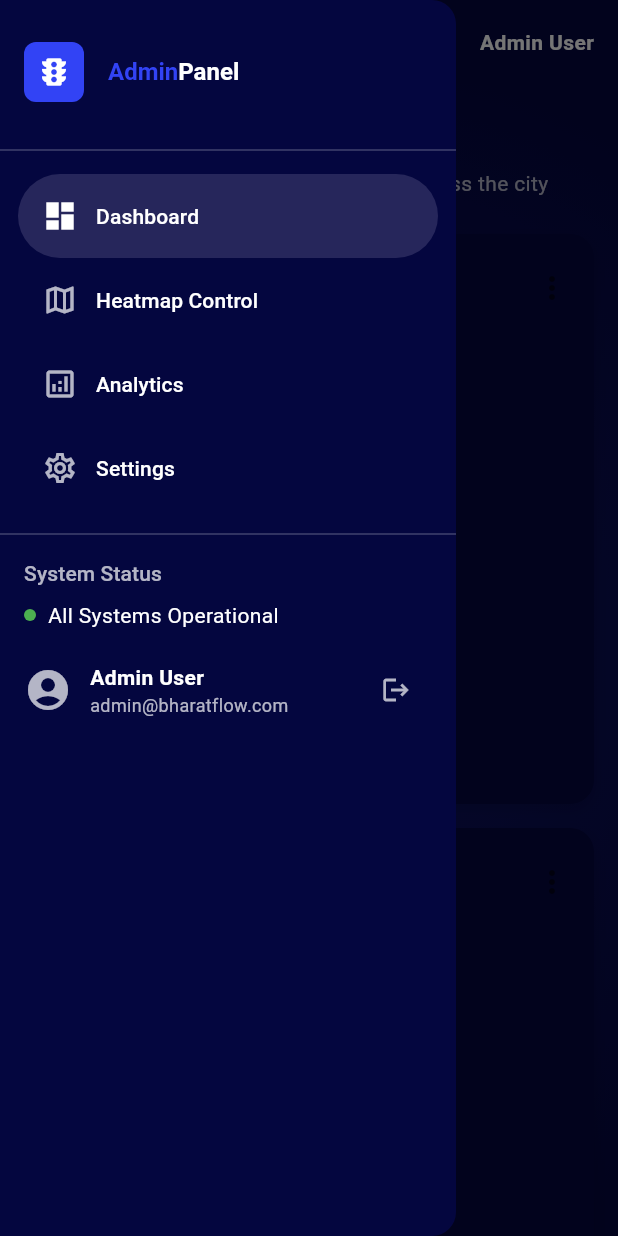
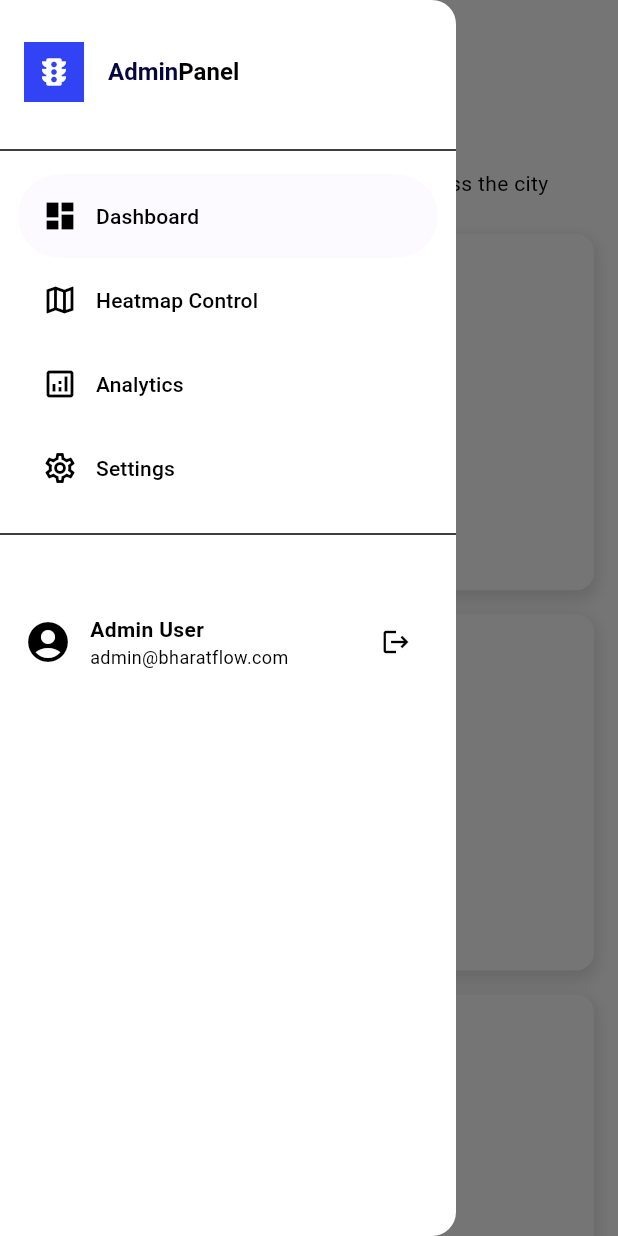
Before and after one commit to KGD2417/BharatFlow, a Flutter app: the AdminDashboard screen opened directly, with the side drawer open, on a phone screen of 412 x 824 dp. Run offline on Flutter 3.47's test engine with Material 3 defaults, Android fonts, the phone set to English and light mode, and no system bars; our stand-ins replace fl_chart, supabase_flutter, universal_platform; accounts and stored records are empty.

Commit message:
New Update Admin

```diff
--- a/app/bharatflow/lib/adminmain.dart
+++ b/app/bharatflow/lib/adminmain.dart
@@ -67,7 +67,7 @@ class _AdminDashboardState extends State<AdminDashboard> {
               TextSpan(
                 text: 'Bharat',
                 style: TextStyle(
-                  color: const Color(0xFF3243f5),
+                  color: const Color(0xFF04063f),
                   fontWeight: FontWeight.bold,
                   fontSize: Theme.of(context).textTheme.titleLarge?.fontSize,
                 ),
@@ -75,7 +75,7 @@ class _AdminDashboardState extends State<AdminDashboard> {
               TextSpan(
                 text: 'Flow',
                 style: TextStyle(
-                  color: Colors.white,
+                  color: Colors.blueAccent,
                   fontWeight: FontWeight.bold,
                   fontSize: Theme.of(context).textTheme.titleLarge?.fontSize,
                 ),
@@ -83,7 +83,7 @@ class _AdminDashboardState extends State<AdminDashboard> {
             ],
           ),
         ),
-        backgroundColor: const Color(0xFF04063f),
+        backgroundColor: const Color(0xffffffff),
         actions: [
           IconButton(
             icon: const Icon(Icons.notifications_outlined, color: Colors.white),
--- a/app/bharatflow/lib/components/sidebar.dart
+++ b/app/bharatflow/lib/components/sidebar.dart
@@ -19,7 +19,7 @@ class AppSidebar extends StatelessWidget {
       selectedIndex: selectedIndex,
       onDestinationSelected: onItemSelected,
       elevation: isDesktop ? 0 : 1,
-      backgroundColor: const Color(0xFF04063f),
+      backgroundColor: const Color(0xffffffff),
       children: [
         Padding(
           padding: const EdgeInsets.fromLTRB(16, 28, 16, 16),
@@ -30,7 +30,7 @@ class AppSidebar extends StatelessWidget {
                 height: 40,
                 decoration: BoxDecoration(
                   color: const Color(0xFF3243f5),
-                  borderRadius: BorderRadius.circular(8),
+                  // borderRadius: BorderRadius.circular(0),
                 ),
                 child: const Icon(
                   Icons.traffic,
@@ -44,7 +44,7 @@ class AppSidebar extends StatelessWidget {
                     TextSpan(
                       text: 'Admin',
                       style: TextStyle(
-                        color: Color(0xFF3243f5),
+                        color: Color(0xFF04063f),
                         fontWeight: FontWeight.bold,
                         fontSize: 16,
                       ),
@@ -52,7 +52,7 @@ class AppSidebar extends StatelessWidget {
                     TextSpan(
                       text: 'Panel',
                       style: TextStyle(
-                        color: Colors.white,
+                        color: Colors.black,
                         fontWeight: FontWeight.bold,
                         fontSize: 16,
                       ),
@@ -64,39 +64,39 @@ class AppSidebar extends StatelessWidget {
           ),
         ),
         const SizedBox(height: 8),
-        const Divider(color: Colors.white24),
+        const Divider(color: Colors.black),
         const SizedBox(height: 8),
         NavigationDrawerDestination(
-          icon: const Icon(Icons.dashboard_outlined, color: Colors.white70),
-          selectedIcon: const Icon(Icons.dashboard, color: Colors.white),
-          label: const Text('Dashboard', style: TextStyle(color: Colors.white)),
+          icon: const Icon(Icons.dashboard_outlined, color: Colors.black),
+          selectedIcon: const Icon(Icons.dashboard, color: Colors.black),
+          label: const Text('Dashboard', style: TextStyle(color: Colors.black)),
         ),
         NavigationDrawerDestination(
-          icon: const Icon(Icons.map_outlined, color: Colors.white70),
-          selectedIcon: const Icon(Icons.map, color: Colors.white),
-          label: const Text('Heatmap Control', style: TextStyle(color: Colors.white)),
+          icon: const Icon(Icons.map_outlined, color: Colors.black),
+          selectedIcon: const Icon(Icons.map, color: Colors.black),
+          label: const Text('Heatmap Control', style: TextStyle(color: Colors.black)),
         ),
         NavigationDrawerDestination(
-          icon: const Icon(Icons.analytics_outlined, color: Colors.white70),
-          selectedIcon: const Icon(Icons.analytics, color: Colors.white),
-          label: const Text('Analytics', style: TextStyle(color: Colors.white)),
+          icon: const Icon(Icons.analytics_outlined, color: Colors.black),
+          selectedIcon: const Icon(Icons.analytics, color: Colors.black),
+          label: const Text('Analytics', style: TextStyle(color: Colors.black)),
         ),
         NavigationDrawerDestination(
-          icon: const Icon(Icons.settings_outlined, color: Colors.white70),
-          selectedIcon: const Icon(Icons.settings, color: Colors.white),
-          label: const Text('Settings', style: TextStyle(color: Colors.white)),
+          icon: const Icon(Icons.settings_outlined, color: Colors.black),
+          selectedIcon: const Icon(Icons.settings, color: Colors.black),
+          label: const Text('Settings', style: TextStyle(color: Colors.black)),
         ),
         const SizedBox(height: 8),
-        const Divider(color: Colors.white24),
+        const Divider(color: Colors.black),
         const SizedBox(height: 8),
         Padding(
           padding: const EdgeInsets.symmetric(horizontal: 16),
-          child: Text(
-            'System Status',
-            style: theme.textTheme.titleSmall?.copyWith(
-              color: Colors.white70,
-            ),
-          ),
+          // child: Text(
+          //   'System Status',
+          //   style: theme.textTheme.titleSmall?.copyWith(
+          //     color: Colors.black,
+          //   ),
+          // ),
         ),
         const SizedBox(height: 8),
         Padding(
@@ -107,15 +107,15 @@ class AppSidebar extends StatelessWidget {
                 width: 8,
                 height: 8,
                 decoration: BoxDecoration(
-                  color: Colors.green,
-                  borderRadius: BorderRadius.circular(4),
+                  // color: Colors.green,
+                  // borderRadius: BorderRadius.circular(4),
                 ),
               ),
               const SizedBox(width: 8),
-              const Text(
-                'All Systems Operational',
-                style: TextStyle(color: Colors.white),
-              ),
+              // const Text(
+              //   'All Systems Operational',
+              //   style: TextStyle(color: Colors.black),
+              // ),
             ],
           ),
         ),
@@ -127,7 +127,7 @@ class AppSidebar extends StatelessWidget {
               const Icon(
                 Icons.account_circle,
                 size: 32,
-                color: Colors.white70,
+                color: Colors.black,
               ),
               const SizedBox(width: 12),
               Expanded(
@@ -138,14 +138,14 @@ class AppSidebar extends StatelessWidget {
                     const Text(
                       'Admin User',
                       style: TextStyle(
-                        color: Colors.white,
+                        color: Colors.black,
                         fontWeight: FontWeight.bold,
                       ),
                     ),
                     Text(
                       'admin@bharatflow.com',
                       style: TextStyle(
-                        color: Colors.white70,
+                        color: Colors.black,
                         fontSize: 12,
                       ),
                     ),
@@ -153,7 +153,7 @@ class AppSidebar extends StatelessWidget {
                 ),
               ),
               IconButton(
-                icon: const Icon(Icons.logout, size: 20, color: Colors.white70),
+                icon: const Icon(Icons.logout, size: 20, color: Colors.black),
                 onPressed: () {},
               ),
             ],
--- a/app/bharatflow/lib/components/stat_card.dart
+++ b/app/bharatflow/lib/components/stat_card.dart
@@ -45,7 +45,7 @@ class StatCard extends StatelessWidget {
               Container(
                 padding: const EdgeInsets.all(8),
                 decoration: BoxDecoration(
-                  color: backgroundColor ?? const Color(0xFFEADDFF),
+                  color: backgroundColor ?? const Color(0xFF04063f),
                   borderRadius: BorderRadius.circular(8),
                 ),
                 child: Icon(
--- a/app/bharatflow/lib/pages/admin_page.dart
+++ b/app/bharatflow/lib/pages/admin_page.dart
@@ -52,6 +52,7 @@ class _AdminLoginPageState extends State<AdminLoginPage> {
                       labelText: 'Email',
                       prefixIcon: Icon(Icons.email),
                       border: OutlineInputBorder(),
+
                     ),
                     keyboardType: TextInputType.emailAddress,
                   ),
@@ -87,7 +88,7 @@ class _AdminLoginPageState extends State<AdminLoginPage> {
                         String email = _emailController.text;
                         String password = _passwordController.text;
 
-                        if (email == 'admin@gmail.com' && password == 'admin123') {
+                        if (email == 'ad' && password == '1') {
                           ScaffoldMessenger.of(context).showSnackBar(
                             const SnackBar(content: Text('Login successful')),
                           );
--- a/app/bharatflow/lib/pages/dashboard_page.dart
+++ b/app/bharatflow/lib/pages/dashboard_page.dart
@@ -17,10 +17,46 @@ class _DashboardPageState extends State<DashboardPage> {
   @override
   Widget build(BuildContext context) {
     final isDesktop = MediaQuery.of(context).size.width >= 1100;
-    final isTablet = MediaQuery.of(context).size.width >= 650 && MediaQuery.of(context).size.width < 1100;
+    final isTablet =
+        MediaQuery.of(context).size.width >= 650 && MediaQuery.of(context).size.width < 1100;
+
+    final stats = [
+      {
+        "title": "Travel time per 10 km",
+        "value": "18 min 20 s",
+        "textcolor": Colors.blueAccent,
+        "subtext": "2 min 30 s above what's usual at this time",
+        "subtextColor": Color(0xFF04063f),
+        "bgColor": Colors.white,
+      },
+      {
+        "title": "Congestion level",
+        "value": "0%",
+        "textcolor": Colors.blueAccent,
+        "subtext": "0% usual for this time",
+        "subtextColor": Color(0xFF04063f),
+        "bgColor": Colors.white,
+      },
+      {
+        "title": "Speed",
+        "value": "32.7 km/h",
+        "textcolor": Colors.blueAccent,
+        "subtext": "5.2 km/h below what's usual at this time",
+        "subtextColor": Color(0xFF04063f),
+        "bgColor": Colors.white,
+      },
+      {
+        "title": "Traffic jams",
+        "value": "4\n1.7 km",
+        "textcolor": Colors.blueAccent,
+        "subtext": "Total count   Total length",
+        "subtextColor": Color(0xFF04063f),
+        "bgColor": Colors.white,
+      },
+    ];
 
     return Scaffold(
-      backgroundColor: Colors.transparent,
+      backgroundColor: Colors.white,
       body: SingleChildScrollView(
         padding: const EdgeInsets.all(16),
         child: Column(
@@ -30,55 +66,86 @@ class _DashboardPageState extends State<DashboardPage> {
               'Dashboard Overview',
               style: Theme.of(context).textTheme.headlineSmall?.copyWith(
                 fontWeight: FontWeight.bold,
-                color: Colors.white,
+                color: Colors.black,
               ),
             ),
             const SizedBox(height: 8),
             Text(
               'Monitor and manage traffic congestion across the city',
               style: Theme.of(context).textTheme.bodyMedium?.copyWith(
-                color: Colors.white70,
+                color: Colors.black,
               ),
             ),
             const SizedBox(height: 24),
 
             // Stats Cards
-            GridView.count(
-              crossAxisCount: isDesktop ? 4 : (isTablet ? 2 : 1),
-              crossAxisSpacing: 16,
-              mainAxisSpacing: 16,
+            GridView.builder(
+              padding: const EdgeInsets.all(0),
+              gridDelegate: SliverGridDelegateWithFixedCrossAxisCount(
+                crossAxisCount: isDesktop
+                    ? 4
+                    : isTablet
+                    ? 2
+                    : 1,
+                mainAxisSpacing: 16,
+                crossAxisSpacing: 16,
+                childAspectRatio: 1.6,
+              ),
               shrinkWrap: true,
               physics: const NeverScrollableScrollPhysics(),
-              children: const [
-                StatCard(
-                  title: 'Average Congestion',
-                  value: '42%',
-                  icon: Icons.speed,
-                  iconColor: Colors.orange,
-                  backgroundColor: Color(0xFFFFF3E0),
-                ),
-                StatCard(
-                  title: 'Signals Monitored',
-                  value: '128',
-                  icon: Icons.traffic,
-                  iconColor: Colors.green,
-                  backgroundColor: Color(0xFFE8F5E9),
-                ),
-                StatCard(
-                  title: 'Critical Zones',
-                  value: '3',
-                  icon: Icons.warning,
-                  iconColor: Colors.red,
-                  backgroundColor: Color(0xFFFFEBEE),
-                ),
-                StatCard(
-                  title: 'Last Update',
-                  value: '2 min ago',
-                  icon: Icons.update,
-                  iconColor: Colors.blue,
-                  backgroundColor: Color(0xFFE3F2FD),
-                ),
-              ],
+              itemCount: stats.length,
+              itemBuilder: (context, index) {
+                final item = stats[index];
+                return Container(
+                  padding: const EdgeInsets.all(16),
+                  decoration: BoxDecoration(
+                    color: item["bgColor"] as Color,
+                    borderRadius: BorderRadius.circular(12),
+                    boxShadow: [
+                      BoxShadow(
+                        color: Colors.grey.withOpacity(0.3),
+                        spreadRadius: 2,
+                        blurRadius: 8,
+                        offset: const Offset(0, 4),
+                      ),
+                    ],
+                  ),
+                  child: Column(
+                    crossAxisAlignment: CrossAxisAlignment.start,
+                    children: [
+                      Text(
+                        item["title"] as String,
+                        style: TextStyle(
+                          color: item["bgColor"] == Colors.white ? Colors.black : Colors.white70,
+                          fontSize: 14,
+                          fontWeight: FontWeight.w500,
+                        ),
+                      ),
+                      const SizedBox(height: 8),
+                      Text(
+                        item["value"] as String,
+                        style: TextStyle(
+                          color: item["textcolor"] != null
+                              ? item["textcolor"] as Color
+                              : (item["bgColor"] == Colors.white ? Colors.black : Colors.white),
+                          fontSize: 28,
+                          fontWeight: FontWeight.bold,
+                          height: 1.2,
+                        ),
+                      ),
+                      const Spacer(),
+                      Text(
+                        item["subtext"] as String,
+                        style: TextStyle(
+                          color: item["subtextColor"] as Color,
+                          fontSize: 12,
+                          fontWeight: FontWeight.w400,
+                        ),
+                      ),
+                    ],
+                  ),
+                );
+              },
             ),
 
             const SizedBox(height: 24),
@@ -130,48 +197,9 @@ class _DashboardPageState extends State<DashboardPage> {
 
             const SizedBox(height: 24),
 
-            // Traffic Incidents Section
-            // Card(
-            //   color: const Color(0xFF04063f), // Dark card color
-            //   elevation: 8,
-            //   shape: RoundedRectangleBorder(
-            //     borderRadius: BorderRadius.circular(16),
-            //   ),
-            //   child: Padding(
-            //     padding: const EdgeInsets.all(24),
-            //     child: Column(
-            //       crossAxisAlignment: CrossAxisAlignment.start,
-            //       children: [
-            //         Row(
-            //           children: [
-            //             // const Text(
-            //             //   'Traffic Incidents',
-            //             //   style: TextStyle(
-            //             //     fontWeight: FontWeight.bold,
-            //             //     fontSize: 22,
-            //             //     color: Colors.white,
-            //             //   ),
-            //             // ),
-            //             //
-            //
-            //             const Spacer(),
-            //             TextButton.icon(
-            //               style: TextButton.styleFrom(
-            //                 backgroundColor: Colors.blueAccent.withOpacity(0.2),
-            //                 shape: RoundedRectangleBorder(
-            //                   borderRadius: BorderRadius.circular(8),
-            //                 ),
-            //               ),
-            //               icon: const Icon(Icons.filter_list, color: Colors.blueAccent),
-            //               label: const Text('Filter', style: TextStyle(color: Colors.blueAccent)),
-            //               onPressed: () {},
-            //             ),
-            //           ],
-            //         ),
-            //
-            //         const SizedBox(height: 24),
+            // Traffic Incidents and Extra Chart
             Card(
-              color: const Color(0xFF04063f), // Dark card color
+              color: const Color(0xFF04063f),
               elevation: 8,
               shape: RoundedRectangleBorder(
                 borderRadius: BorderRadius.circular(16),
@@ -181,8 +209,6 @@ class _DashboardPageState extends State<DashboardPage> {
                 child: Column(
                   crossAxisAlignment: CrossAxisAlignment.start,
                   children: [
-                    const SizedBox(height: 24),
-
                     TextButton.icon(
                       style: TextButton.styleFrom(
                         backgroundColor: Colors.blueAccent.withOpacity(0.2),
@@ -194,9 +220,7 @@ class _DashboardPageState extends State<DashboardPage> {
                       label: const Text('Filter', style: TextStyle(color: Colors.blueAccent)),
                       onPressed: () {},
                     ),
-
-                    const SizedBox(height: 24), // Add some space after the button
-
+                    const SizedBox(height: 24),
                     SizedBox(
                       height: 400,
                       width: double.infinity,
@@ -214,11 +238,11 @@ class _DashboardPageState extends State<DashboardPage> {
                     ),
                     const SizedBox(height: 24),
 
-            // Recent Alerts - Only in heatmap view
+                    // Recent Alerts - Only in heatmap view
                     if (_currentMapView == MapViewType.heatmap)
                       Card(
                         elevation: 2,
-                        color: const Color(0xFF1A1C4A),
+                        color: const Color(0xFF0040BD),
                         shape: RoundedRectangleBorder(
                           borderRadius: BorderRadius.circular(12),
                         ),
--- a/app/bharatflow/lib/pages/settings_page.dart
+++ b/app/bharatflow/lib/pages/settings_page.dart
@@ -23,6 +23,8 @@ class _SettingsPageState extends State<SettingsPage> {
     final theme = Theme.of(context);
 
     return Scaffold(
+        backgroundColor: Color(0xffffffff),
+
       body: SingleChildScrollView(
         padding: const EdgeInsets.all(16),
         child: Column(
@@ -32,13 +34,14 @@ class _SettingsPageState extends State<SettingsPage> {
               'System Settings',
               style: theme.textTheme.headlineSmall?.copyWith(
                 fontWeight: FontWeight.bold,
+                color: Colors.black,
               ),
             ),
             const SizedBox(height: 8),
             Text(
               'Configure traffic management system settings',
               style: theme.textTheme.bodyMedium?.copyWith(
-                color: theme.colorScheme.onSurface.withOpacity(0.7),
+                color: Colors.black,
               ),
             ),
             const SizedBox(height: 24),
@@ -48,6 +51,7 @@ class _SettingsPageState extends State<SettingsPage> {
               'Traffic Control',
               style: theme.textTheme.titleMedium?.copyWith(
                 fontWeight: FontWeight.bold,
+                color: Colors.black,
               ),
             ),
             const SizedBox(height: 16),
@@ -99,7 +103,7 @@ class _SettingsPageState extends State<SettingsPage> {
             ),
 
             const SizedBox(height: 24),
-            const Divider(),
+            const Divider(color: Colors.black),
             const SizedBox(height: 24),
 
             // Notification Settings
@@ -107,6 +111,7 @@ class _SettingsPageState extends State<SettingsPage> {
               'Notifications',
               style: theme.textTheme.titleMedium?.copyWith(
                 fontWeight: FontWeight.bold,
+                color:Colors.black,
               ),
             ),
             const SizedBox(height: 16),
@@ -125,6 +130,7 @@ class _SettingsPageState extends State<SettingsPage> {
             SettingsCard(
               title: 'Data Sharing',
               description: 'Share anonymous traffic data with city planning',
+
               value: _dataSharing,
               onChanged: (value) {
                 setState(() {
@@ -135,14 +141,16 @@ class _SettingsPageState extends State<SettingsPage> {
             ),
 
             const SizedBox(height: 24),
-            const Divider(),
+            const Divider(color: Colors.black),
             const SizedBox(height: 24),
 
             // Data Management
             Text(
               'Data Management',
+
               style: theme.textTheme.titleMedium?.copyWith(
                 fontWeight: FontWeight.bold,
+                color:Colors.black,
               ),
             ),
             const SizedBox(height: 16),
@@ -175,13 +183,14 @@ class _SettingsPageState extends State<SettingsPage> {
                                 'Export Traffic Data',
                                 style: theme.textTheme.titleMedium?.copyWith(
                                   fontWeight: FontWeight.bold,
+
                                 ),
                               ),
                               const SizedBox(height: 4),
                               Text(
                                 'Download traffic data in CSV or JSON format',
                                 style: theme.textTheme.bodySmall?.copyWith(
-                                  color: theme.colorScheme.onSurface.withOpacity(0.7),
+
                                 ),
                               ),
                             ],
@@ -245,7 +254,7 @@ class _SettingsPageState extends State<SettingsPage> {
                           ),
                           child: Icon(
                             Icons.delete_outline,
-                            color: theme.colorScheme.error,
+                            color: Colors.white,
                           ),
                         ),
                         const SizedBox(width: 16),
@@ -257,6 +266,7 @@ class _SettingsPageState extends State<SettingsPage> {
                                 'Clear Historical Data',
                                 style: theme.textTheme.titleMedium?.copyWith(
                                   fontWeight: FontWeight.bold,
+
                                 ),
                               ),
                               const SizedBox(height: 4),
```
